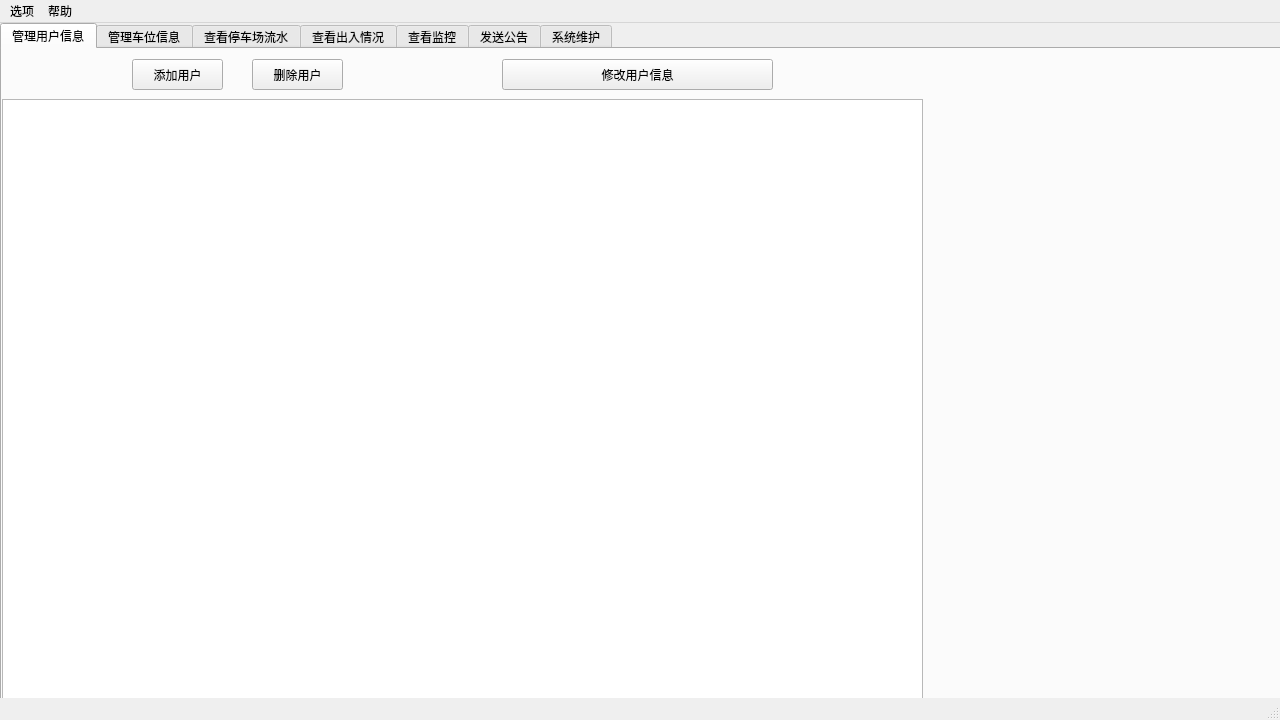
Before: the Qt Designer form Windows/mainwindow.ui in KanzakiHMiu/qt-ParkingManagementSystem, drawn with Qt 5.
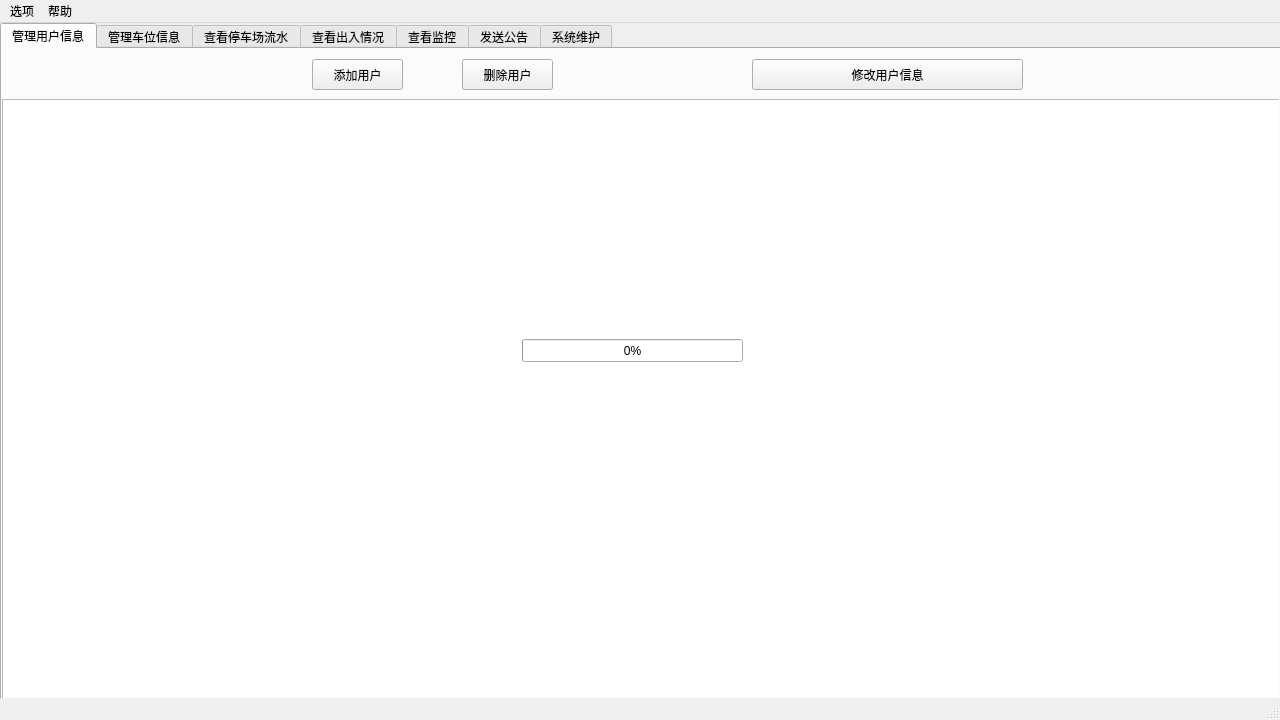
After: the same form once the commit is applied.

```diff
--- a/Windows/mainwindow.ui
+++ b/Windows/mainwindow.ui
@@ -39,23 +39,10 @@
      <attribute name="title">
       <string>管理用户信息</string>
      </attribute>
-     <widget class="QTableWidget" name="userInfoTableWidget">
-      <property name="geometry">
-       <rect>
-        <x>0</x>
-        <y>50</y>
-        <width>921</width>
-        <height>601</height>
-       </rect>
-      </property>
-      <property name="editTriggers">
-       <set>QAbstractItemView::NoEditTriggers</set>
-      </property>
-     </widget>
      <widget class="QPushButton" name="addUserButton">
       <property name="geometry">
        <rect>
-        <x>130</x>
+        <x>310</x>
         <y>10</y>
         <width>91</width>
         <height>31</height>
@@ -68,7 +55,7 @@
      <widget class="QPushButton" name="deleteUserButton">
       <property name="geometry">
        <rect>
-        <x>250</x>
+        <x>460</x>
         <y>10</y>
         <width>91</width>
         <height>31</height>
@@ -81,7 +68,7 @@
      <widget class="QPushButton" name="modifyUserButton">
       <property name="geometry">
        <rect>
-        <x>500</x>
+        <x>750</x>
         <y>10</y>
         <width>271</width>
         <height>31</height>
@@ -91,6 +78,32 @@
        <string>修改用户信息</string>
       </property>
      </widget>
+     <widget class="QTableView" name="userInfoTableWidget">
+      <property name="geometry">
+       <rect>
+        <x>0</x>
+        <y>50</y>
+        <width>1281</width>
+        <height>601</height>
+       </rect>
+      </property>
+      <property name="editTriggers">
+       <set>QAbstractItemView::NoEditTriggers</set>
+      </property>
+     </widget>
+     <widget class="QProgressBar" name="loadingUserProgressBar">
+      <property name="geometry">
+       <rect>
+        <x>520</x>
+        <y>290</y>
+        <width>221</width>
+        <height>23</height>
+       </rect>
+      </property>
+      <property name="value">
+       <number>0</number>
+      </property>
+     </widget>
     </widget>
     <widget class="QWidget" name="ParkingPosition_tab">
      <attribute name="title">
```
Left out of the diff: 8 changed lines with no effect on the pictures.
